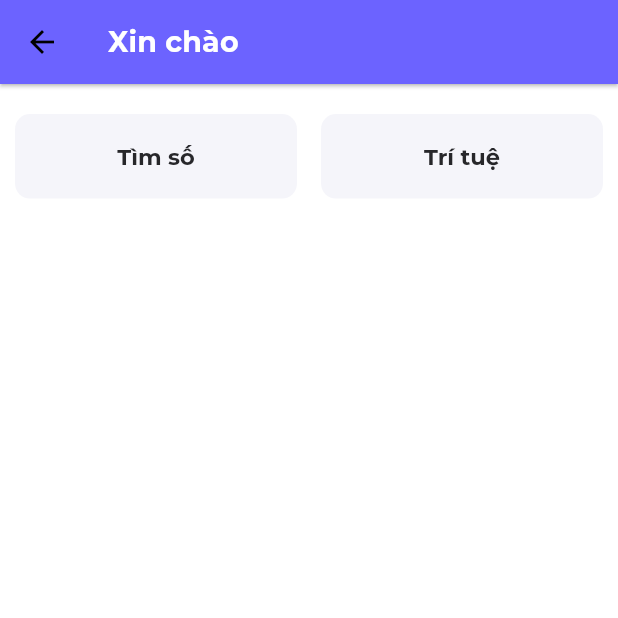
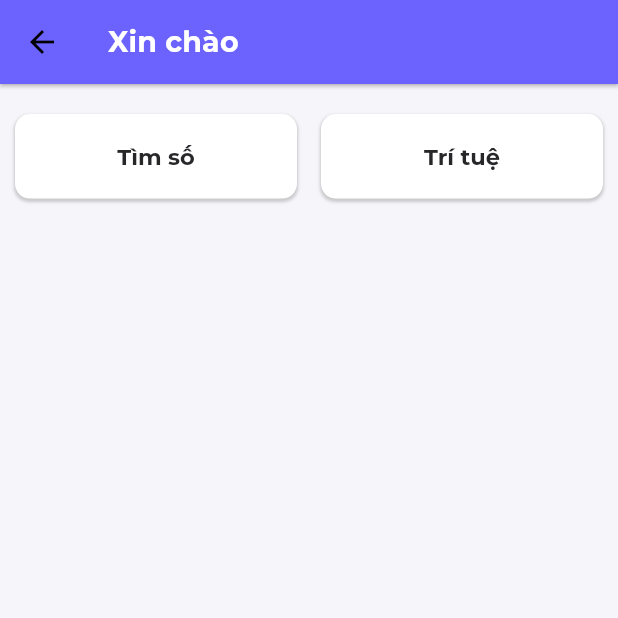
Before and after one commit to kenive/Con_So, a Flutter app: the HomePage screen opened directly, on a phone screen of 412 x 824 dp, the top half of it. Run offline on Flutter 3.47's test engine with Material 2 defaults, Android fonts, the phone set to English and light mode, and no system bars; our stand-ins replace cloud_firestore, firebase_auth, firebase_core, flutter_spinkit, fluttertoast, get_it and 5 more; accounts and stored records are empty; generated files the repository leaves out were written again; network calls fail.

Commit message:
add google admod

```diff
--- a/lib/main.dart
+++ b/lib/main.dart
@@ -7,12 +7,14 @@ import 'package:game_injoy/routes/route.dart';
 import 'package:game_injoy/screens/login/login.dart';
 import 'package:game_injoy/themes/themes.dart';
 import 'package:get_it/get_it.dart';
+import 'package:google_mobile_ads/google_mobile_ads.dart';
 import 'package:provider/provider.dart';
 
 import 'configurationDependInjection.dart';
 
 void main() async {
   WidgetsFlutterBinding.ensureInitialized();
+  MobileAds.instance.initialize();
   await Firebase.initializeApp();
   await configurationGetIt();
   runApp(const MyApp());
--- a/lib/screens/bottom_navigator/bottom_navigator.dart
+++ b/lib/screens/bottom_navigator/bottom_navigator.dart
@@ -18,6 +18,8 @@ class BottomNavigation extends StatelessWidget {
       backgroundColor: AppColors.white,
       currentIndex: index,
       onTap: onTap,
+      itemShape: const StadiumBorder(
+          side: BorderSide(width: 0.3, color: AppColors.grey)),
       items: [
         SalomonBottomBarItem(
           icon: const Icon(Icons.home),
--- a/lib/screens/home_page/home_page.dart
+++ b/lib/screens/home_page/home_page.dart
@@ -30,7 +30,7 @@ class _HomePageState extends State<HomePage> {
     return ChangeNotifierProvider.value(
         value: logic,
         child: Scaffold(
-          backgroundColor: AppColors.white,
+          backgroundColor: AppColors.backgroundColor,
           appBar: AppBar(
             elevation: 1,
             backgroundColor: AppColors.purpleBlueBold,
@@ -62,8 +62,18 @@ class _HomePageState extends State<HomePage> {
                       },
                       child: Container(
                           decoration: BoxDecoration(
-                              color: AppColors.backgroundColor,
-                              borderRadius: BorderRadius.circular(10)),
+                            color: AppColors.white,
+                            borderRadius: BorderRadius.circular(10),
+                            boxShadow: [
+                              BoxShadow(
+                                color: Colors.grey.withOpacity(0.5),
+                                spreadRadius: 0.2,
+                                blurRadius: 1,
+                                offset: const Offset(
+                                    0, 1.5), // changes position of shadow
+                              ),
+                            ],
+                          ),
                           child: Center(
                             child: Text(
                               logic.item[index],
--- a/lib/screens/ratings/rating.dart
+++ b/lib/screens/ratings/rating.dart
@@ -26,7 +26,7 @@ class _RatingState extends State<Rating> {
     return ChangeNotifierProvider.value(
       value: logic,
       child: Scaffold(
-        backgroundColor: AppColors.white,
+        backgroundColor: AppColors.backgroundColor,
         appBar: AppBar(
           backgroundColor: AppColors.purpleBlueBold,
           elevation: 1,
--- a/pubspec.yaml
+++ b/pubspec.yaml
@@ -51,6 +51,7 @@ dependencies:
   json_annotation: ^4.7.0
   intl: ^0.17.0
   fluttertoast: ^8.2.1
+  google_mobile_ads: ^3.0.0
 
 
 dev_dependencies:
```
Also changed, not shown: lib/screens/home.dart (+68 -3 lines), pubspec.lock, 1 other file.
